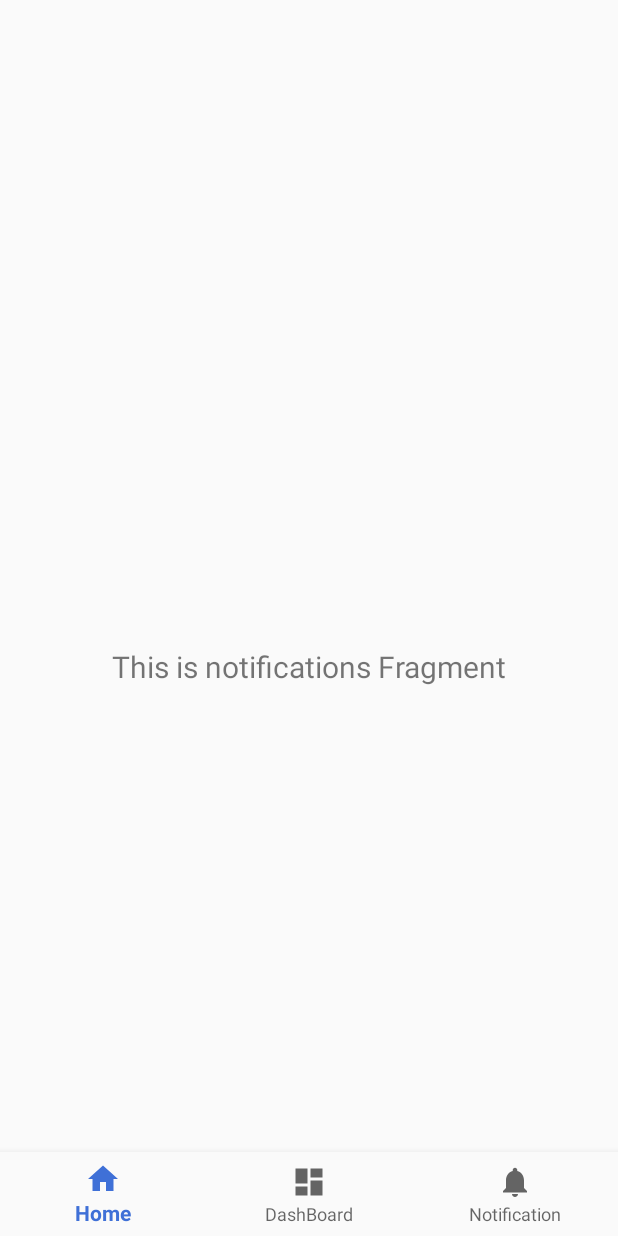
After one commit to ohjunki/AndroidAnimationDemoProject, an Android app: the fragment NotificationsFragment placed in its activity, on a phone screen of 412 x 824 dp. The commit adds this screen. Run offline under Robolectric (Android 15) with nearby library versions, the phone set to English and light mode, and no system bars; our stand-ins replace navigation-ui.

Commit message:
OJK : init structure and sample fragment

```diff
--- a/app/build.gradle
+++ b/app/build.gradle
@@ -70,6 +70,12 @@ dependencies {
     implementation "androidx.lifecycle:lifecycle-viewmodel-ktx:$archLifecycleVersion"
     implementation "androidx.lifecycle:lifecycle-livedata-ktx:$archLifecycleVersion"
 
+    //navigation component
+    implementation 'androidx.navigation:navigation-fragment:2.3.1'
+    implementation 'androidx.navigation:navigation-ui:2.3.1'
+    implementation 'androidx.navigation:navigation-fragment-ktx:2.3.1'
+    implementation 'androidx.navigation:navigation-ui-ktx:2.3.1'
+
     //Snackbar
     implementation 'com.google.android.material:material:1.3.0-alpha03'
     implementation 'androidx.fragment:fragment-ktx:1.2.5'
--- a/app/src/main/java/ojk/animation/portfolio/DemoActivity.kt
+++ b/app/src/main/java/ojk/animation/portfolio/DemoActivity.kt
@@ -31,10 +31,6 @@ class DemoActivity : AppCompatActivity(), SimpleNavigate {
         beginTransaction.commit()
     }
 
-    override fun onBackPressed() {
-        super.onBackPressed()
-    }
-
     private val map = HashMap<String,Any>();
     override fun getBundle(): MutableMap<String, Any> = map
 }
--- /dev/null
+++ b/app/src/main/java/ojk/animation/portfolio/fragmentmanaging/ui/BottomNavActivity.kt
@@ -0,0 +1,54 @@
+package ojk.animation.portfolio.fragmentmanaging.ui
+
+import android.os.Bundle
+import androidx.appcompat.app.AppCompatActivity
+import androidx.navigation.NavController
+import androidx.navigation.ui.setupWithNavController
+import com.google.android.material.bottomnavigation.BottomNavigationView
+import ojk.animation.portfolio.R
+import ojk.animation.portfolio.fragmentmanaging.ui.dashboard.DashboardFragment
+import ojk.animation.portfolio.fragmentmanaging.ui.home.HomeFragment
+import ojk.animation.portfolio.fragmentmanaging.ui.notifications.NotificationsFragment
+
+class BottomNavActivity : AppCompatActivity() {
+    var curTabIndex = 0
+    val list = arrayListOf(
+        StackableFragment(HomeFragment::class.java),
+        StackableFragment(DashboardFragment::class.java),
+        StackableFragment(NotificationsFragment::class.java)
+    )
+
+    lateinit var navView: BottomNavigationView
+    override fun onCreate(savedInstanceState: Bundle?) {
+        super.onCreate(savedInstanceState)
+        setContentView(R.layout.activity_bottom_nav)
+        navView = findViewById(R.id.nav_view)
+
+        navView.setOnNavigationItemSelectedListener {
+            selectTab(
+                when( it.itemId ){
+                R.id.navigation_home -> 0
+                R.id.navigation_dashboard -> 1
+                R.id.navigation_notifications -> 2
+                else -> 0
+            })
+            true
+        }
+        selectTab(0)
+    }
+
+    private fun selectTab( index : Int ){
+        curTabIndex = index
+        supportFragmentManager.beginTransaction()
+            .replace(R.id.fragment_container_root, list[index])
+            .commit()
+    }
+
+    override fun onBackPressed() {
+        if( !list[curTabIndex].onBackPressed() ){
+            if( curTabIndex != 0 ) navView.selectedItemId = R.id.navigation_home
+            else
+                super.onBackPressed()
+        }
+    }
+}
--- /dev/null
+++ b/app/src/main/java/ojk/animation/portfolio/fragmentmanaging/ui/StackableFragment.kt
@@ -0,0 +1,56 @@
+package ojk.animation.portfolio.fragmentmanaging.ui
+
+import android.os.Build
+import android.os.Bundle
+import android.view.LayoutInflater
+import android.view.View
+import android.view.ViewGroup
+import androidx.annotation.RequiresApi
+import androidx.appcompat.app.AppCompatActivity
+import androidx.fragment.app.Fragment
+import androidx.fragment.app.FragmentContainerView
+import kotlinx.android.synthetic.main.fragment_stackable.view.*
+import ojk.animation.portfolio.R
+import ojk.animation.portfolio.navigationhelper.BackPressControlableFragment
+import ojk.animation.portfolio.navigationhelper.SimpleNavigate
+
+class StackableFragment( val firstClass : Class<*> ) : Fragment(), SimpleNavigate,
+    BackPressControlableFragment {
+
+    override fun onCreateView(
+        inflater: LayoutInflater,
+        container: ViewGroup?,
+        savedInstanceState: Bundle?
+    ): View? {
+        return LayoutInflater.from(context).inflate( R.layout.fragment_stackable , container, false )
+    }
+
+    override fun onResume() {
+        super.onResume()
+        navigate(firstClass, null)
+    }
+
+    override fun navigate( fragment : Class<*>, shareElement : List<View>?) {
+        val fragment : Fragment = childFragmentManager.fragmentFactory.instantiate(
+            fragment.classLoader!!,
+            fragment.name
+        )
+
+        val beginTransaction = childFragmentManager.beginTransaction()
+        beginTransaction.replace(R.id.fragment_container, fragment )
+        beginTransaction.addToBackStack(null);
+        shareElement?.forEach{ v-> beginTransaction.addSharedElement(v, v.transitionName)}
+        beginTransaction.commit()
+    }
+
+    override fun onBackPressed() : Boolean {
+        if( childFragmentManager.backStackEntryCount > 1 ){
+            childFragmentManager.popBackStack()
+            return true
+        }
+        return false
+    }
+
+    private val map = HashMap<String,Any>();
+    override fun getBundle(): MutableMap<String, Any> = map
+}
--- /dev/null
+++ b/app/src/main/java/ojk/animation/portfolio/fragmentmanaging/ui/home/HomeFragment.kt
@@ -0,0 +1,31 @@
+package ojk.animation.portfolio.fragmentmanaging.ui.home
+
+import android.os.Bundle
+import android.view.LayoutInflater
+import android.view.View
+import android.view.ViewGroup
+import android.widget.TextView
+import androidx.fragment.app.Fragment
+import androidx.lifecycle.Observer
+import androidx.lifecycle.ViewModelProvider
+import ojk.animation.portfolio.R
+
+class HomeFragment : Fragment() {
+
+  private lateinit var homeViewModel: HomeViewModel
+
+  override fun onCreateView(
+    inflater: LayoutInflater,
+    container: ViewGroup?,
+    savedInstanceState: Bundle?
+  ): View? {
+    homeViewModel =
+            ViewModelProvider(this).get(HomeViewModel::class.java)
+    val root = inflater.inflate(R.layout.fragment_home, container, false)
+    val textView: TextView = root.findViewById(R.id.text_home)
+    homeViewModel.text.observe(viewLifecycleOwner, Observer {
+      textView.text = it
+    })
+    return root
+  }
+}
--- /dev/null
+++ b/app/src/main/java/ojk/animation/portfolio/fragmentmanaging/ui/home/HomeViewModel.kt
@@ -0,0 +1,13 @@
+package ojk.animation.portfolio.fragmentmanaging.ui.home
+
+import androidx.lifecycle.LiveData
+import androidx.lifecycle.MutableLiveData
+import androidx.lifecycle.ViewModel
+
+class HomeViewModel : ViewModel() {
+
+    private val _text = MutableLiveData<String>().apply {
+        value = "This is home Fragment"
+    }
+    val text: LiveData<String> = _text
+}
--- /dev/null
+++ b/app/src/main/java/ojk/animation/portfolio/fragmentmanaging/ui/notifications/NotificationsFragment.kt
@@ -0,0 +1,30 @@
+package ojk.animation.portfolio.fragmentmanaging.ui.notifications
+
+import android.os.Bundle
+import android.view.LayoutInflater
+import android.view.View
+import android.view.ViewGroup
+import android.widget.TextView
+import androidx.fragment.app.Fragment
+import androidx.lifecycle.Observer
+import androidx.lifecycle.ViewModelProvider
+import ojk.animation.portfolio.R
+class NotificationsFragment : Fragment() {
+
+  private lateinit var notificationsViewModel: NotificationsViewModel
+
+  override fun onCreateView(
+    inflater: LayoutInflater,
+    container: ViewGroup?,
+    savedInstanceState: Bundle?
+  ): View? {
+    notificationsViewModel =
+            ViewModelProvider(this).get(NotificationsViewModel::class.java)
+    val root = inflater.inflate(R.layout.fragment_notifications, container, false)
+    val textView: TextView = root.findViewById(R.id.text_notifications)
+    notificationsViewModel.text.observe(viewLifecycleOwner, Observer {
+      textView.text = it
+    })
+    return root
+  }
+}
--- /dev/null
+++ b/app/src/main/java/ojk/animation/portfolio/fragmentmanaging/ui/notifications/NotificationsViewModel.kt
@@ -0,0 +1,13 @@
+package ojk.animation.portfolio.fragmentmanaging.ui.notifications
+
+import androidx.lifecycle.LiveData
+import androidx.lifecycle.MutableLiveData
+import androidx.lifecycle.ViewModel
+
+class NotificationsViewModel : ViewModel() {
+
+    private val _text = MutableLiveData<String>().apply {
+        value = "This is notifications Fragment"
+    }
+    val text: LiveData<String> = _text
+}
--- /dev/null
+++ b/app/src/main/res/layout/activity_bottom_nav.xml
@@ -0,0 +1,25 @@
+<?xml version="1.0" encoding="utf-8"?>
+<androidx.constraintlayout.widget.ConstraintLayout xmlns:android="http://schemas.android.com/apk/res/android"
+    xmlns:app="http://schemas.android.com/apk/res-auto"
+    android:id="@+id/container"
+    android:layout_width="match_parent"
+    android:layout_height="match_parent"
+    android:paddingTop="?attr/actionBarSize">
+
+    <com.google.android.material.bottomnavigation.BottomNavigationView
+        android:id="@+id/nav_view"
+        android:layout_width="0dp"
+        android:layout_height="wrap_content"
+        android:layout_marginStart="0dp"
+        android:layout_marginEnd="0dp"
+        android:background="?android:attr/windowBackground"
+        app:layout_constraintBottom_toBottomOf="parent"
+        app:layout_constraintLeft_toLeftOf="parent"
+        app:layout_constraintRight_toRightOf="parent"
+        app:menu="@menu/bottom_nav_menu" />
+
+    <androidx.fragment.app.FragmentContainerView
+        android:id="@+id/fragment_container_root"
+        android:layout_width="match_parent"
+        android:layout_height="match_parent"/>
+</androidx.constraintlayout.widget.ConstraintLayout>
--- /dev/null
+++ b/app/src/main/res/layout/fragment_notifications.xml
@@ -0,0 +1,23 @@
+<?xml version="1.0" encoding="utf-8"?>
+<androidx.constraintlayout.widget.ConstraintLayout
+    xmlns:android="http://schemas.android.com/apk/res/android"
+    xmlns:app="http://schemas.android.com/apk/res-auto"
+    xmlns:tools="http://schemas.android.com/tools"
+    android:layout_width="match_parent"
+    android:layout_height="match_parent"
+    tools:context=".fragmentmanaging.ui.notifications.NotificationsFragment" >
+
+    <TextView
+        android:id="@+id/text_notifications"
+        android:layout_width="match_parent"
+        android:layout_height="wrap_content"
+        android:layout_marginStart="8dp"
+        android:layout_marginTop="8dp"
+        android:layout_marginEnd="8dp"
+        android:textAlignment="center"
+        android:textSize="20sp"
+        app:layout_constraintEnd_toEndOf="parent"
+        app:layout_constraintStart_toStartOf="parent"
+        app:layout_constraintTop_toTopOf="parent"
+        app:layout_constraintBottom_toBottomOf="parent" />
+</androidx.constraintlayout.widget.ConstraintLayout>
--- a/app/src/main/res/values/strings.xml
+++ b/app/src/main/res/values/strings.xml
@@ -4,4 +4,8 @@
     <string name="cat">Cat</string>
     <string name="lorem">Lorem ipsum dolor sit amet, consectetur adipiscing elit, sed do eiusmod tempor incididunt ut labore et dolore magna aliqua. Ut enim ad minim veniam, quis nostrud exercitation ullamco laboris nisi ut aliquip ex ea commodo consequat. Duis aute irure dolor in reprehenderit in voluptate velit esse cillum dolore eu fugiat nulla pariatur. Excepteur sint occaecat cupidatat non proident, sunt in culpa qui officia deserunt mollit anim id est laborum.</string>
     <string name="body_check_detail_contents">Easy Pose (Sukhasana): Come into a seated position with hips on the floor. Criss-Cross the legs at the shins. Place the hands on the knees in Gyan Mudra. Lengthen the body from the crown of the head to the pelvis. Draw the shoulders back and lift the chest.</string>
+    <string name="title_activity_bottom_nav">MainActivity</string>
+    <string name="title_home">Home</string>
+    <string name="title_dashboard">Dash</string>
+    <string name="title_notifications">Notification</string>
 </resources>
```
Also changed, not shown: app/src/main/AndroidManifest.xml (+11 -5 lines), app/src/main/java/ojk/animation/portfolio/NavigationHelper.kt (+7 -5 lines), app/src/main/java/ojk/animation/portfolio/fragmentmanaging/ui/dashboard/DashboardFragment.kt (added, +31 -0 lines), app/src/main/java/ojk/animation/portfolio/fragmentmanaging/ui/dashboard/DashboardViewModel.kt (added, +13 -0 lines), app/src/main/res/layout/fragment_dashboard.xml (added, +23 -0 lines), app/src/main/res/layout/fragment_home.xml (added, +23 -0 lines), app/src/main/res/layout/fragment_stackable.xml (added, +11 -0 lines).
